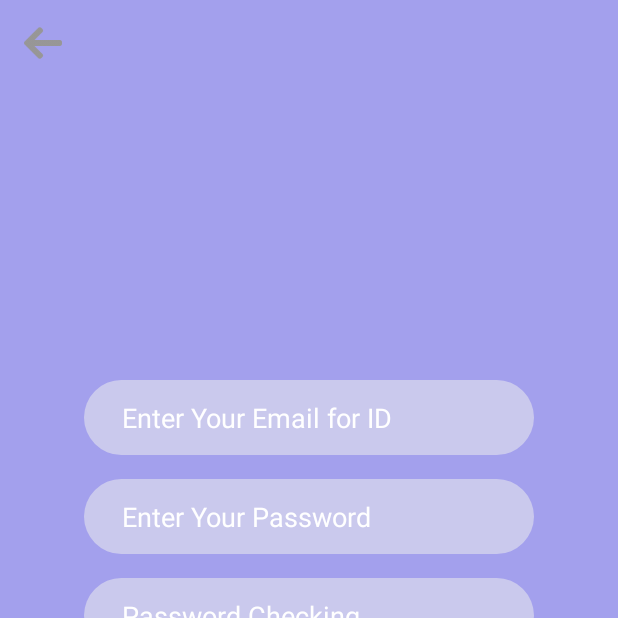
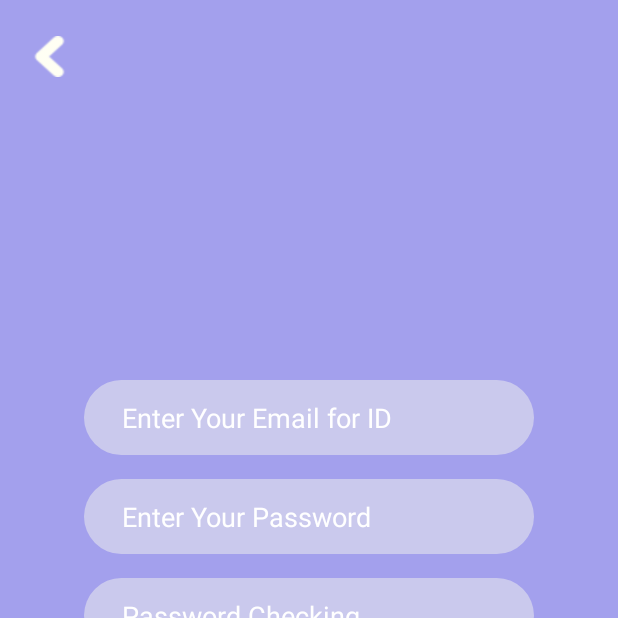
Before and after one commit to soomin0328/Graduation_Project, an Android app: the SignUp screen opened directly, with no data from a screen before it, on a phone screen of 412 x 824 dp, the top half of it. Run offline under Robolectric (Android 15) with nearby library versions, the phone set to English and light mode, and no system bars; our stand-ins replace Firebase (no records; nobody signed in at launch, a user with empty details on screens opened directly); Roboto replaces fonts that are not available here.

Commit message:
Change Design

```diff
--- a/app/src/main/java/com/neurosky/algo_sdk_sample/MainActivity.java
+++ b/app/src/main/java/com/neurosky/algo_sdk_sample/MainActivity.java
@@ -74,8 +74,6 @@ public class MainActivity extends AppCompatActivity {
             public void onClick(View v) {
                 Intent toSignup = new Intent(getApplicationContext(), SignUp.class);
                 startActivity(toSignup);
-                overridePendingTransition(0,0);
-                finish();
             }
         });
 
@@ -85,7 +83,6 @@ public class MainActivity extends AppCompatActivity {
                 Intent toFind = new Intent(MainActivity.this, FindPw.class);
                 startActivity(toFind);
                 overridePendingTransition(0,0);
-                finish();
             }
         });
     }
--- a/app/src/main/java/com/neurosky/algo_sdk_sample/SignUp.java
+++ b/app/src/main/java/com/neurosky/algo_sdk_sample/SignUp.java
@@ -53,8 +53,6 @@ public class SignUp extends AppCompatActivity {
         back.setOnClickListener(new View.OnClickListener() {
             @Override
             public void onClick(View v) {
-                Intent goLogin = new Intent(SignUp.this, MainActivity.class);
-                startActivity(goLogin);
                 finish();
             }
         });
--- a/app/src/main/res/layout/activity_signup.xml
+++ b/app/src/main/res/layout/activity_signup.xml
@@ -1,8 +1,6 @@
 <?xml version="1.0" encoding="utf-8"?>
-<android.support.constraint.ConstraintLayout
-    xmlns:android="http://schemas.android.com/apk/res/android"
+<android.support.constraint.ConstraintLayout xmlns:android="http://schemas.android.com/apk/res/android"
     xmlns:app="http://schemas.android.com/apk/res-auto"
-    xmlns:tools="http://schemas.android.com/tools"
     android:layout_width="match_parent"
     android:layout_height="match_parent"
     android:background="#A3A0ED">
@@ -45,8 +43,9 @@
             android:layout_marginEnd="8dp"
             android:layout_marginStart="8dp"
             android:layout_marginTop="16dp"
-            android:background="@drawable/back"
+            android:background="@drawable/edittext_back"
             android:textColorHint="#ffffff"
+            android:textColor="#4C4C4C"
             android:paddingLeft="25dp"
             android:hint="Enter your nickname"
             app:layout_constraintEnd_toEndOf="parent"
@@ -62,8 +61,9 @@
             android:layout_marginEnd="8dp"
             android:layout_marginStart="8dp"
             android:layout_marginTop="16dp"
-            android:background="@drawable/back"
+            android:background="@drawable/edittext_back"
             android:textColorHint="#ffffff"
+            android:textColor="#4C4C4C"
             android:paddingLeft="25dp"
             android:hint="Password Checking"
             android:inputType="textPassword"
@@ -80,8 +80,9 @@
             android:layout_marginEnd="8dp"
             android:layout_marginStart="8dp"
             android:layout_marginTop="16dp"
-            android:background="@drawable/back"
+            android:background="@drawable/edittext_back"
             android:textColorHint="#ffffff"
+            android:textColor="#4C4C4C"
             android:paddingLeft="25dp"
             android:ems="10"
             android:hint="Enter Your Password"
@@ -97,8 +98,9 @@
             android:layout_centerHorizontal="true"
             android:layout_marginEnd="8dp"
             android:layout_marginStart="8dp"
-            android:background="@drawable/back"
+            android:background="@drawable/edittext_back"
             android:textColorHint="#ffffff"
+            android:textColor="#4C4C4C"
             android:paddingLeft="25dp"
             android:ems="10"
             android:hint="Enter Your Email for ID"
@@ -111,14 +113,15 @@
 
     <Button
         android:id="@+id/backButton"
-        android:layout_width="25dp"
-        android:layout_height="25dp"
+        android:layout_width="31dp"
+        android:layout_height="27dp"
         android:layout_alignParentStart="true"
         android:layout_alignParentTop="true"
-        android:layout_marginTop="16dp"
-        android:background="@drawable/leftarrow"
+        android:layout_marginStart="3dp"
+        android:layout_marginTop="24dp"
+        android:background="@drawable/next"
         app:layout_constraintEnd_toEndOf="parent"
-        app:layout_constraintHorizontal_bias="0.041"
+        app:layout_constraintHorizontal_bias="0.037"
         app:layout_constraintStart_toStartOf="parent"
         app:layout_constraintTop_toTopOf="parent" />
 </android.support.constraint.ConstraintLayout>
```
Also changed, not shown: app/src/main/res/drawable/edittext_back.xml (renamed from app/src/main/res/drawable/back.xml, +7 -7 lines), app/src/main/res/layout/activity_main.xml (+6 -5 lines), app/src/main/res/drawable/next.png (added).
